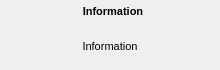
First picture: the form in ui/notification.ui, repository Dwarf-Therapist/Dwarf-Therapist, before the edit.
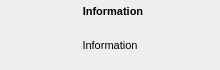
Second picture: the form after the edit. Icons and pictures are not drawn.

```diff
--- a/ui/notification.ui
+++ b/ui/notification.ui
@@ -49,6 +49,9 @@
      <property name="rightMargin">
       <number>4</number>
      </property>
+     <property name="bottomMargin">
+      <number>2</number>
+     </property>
      <property name="spacing">
       <number>1</number>
      </property>
```
